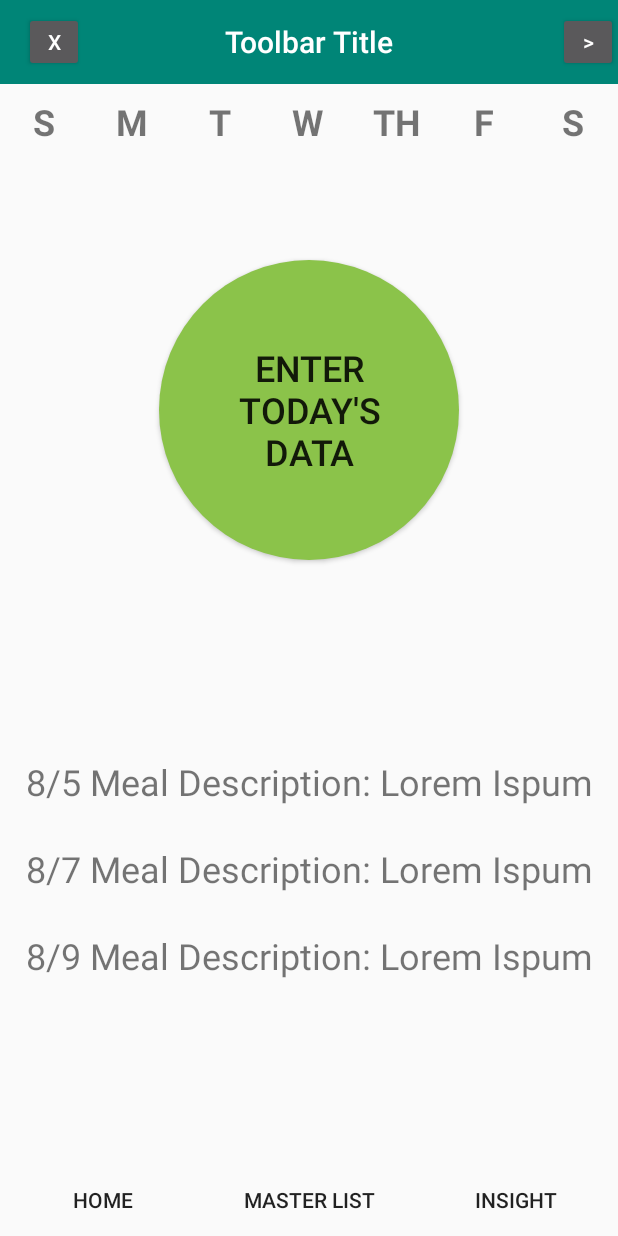
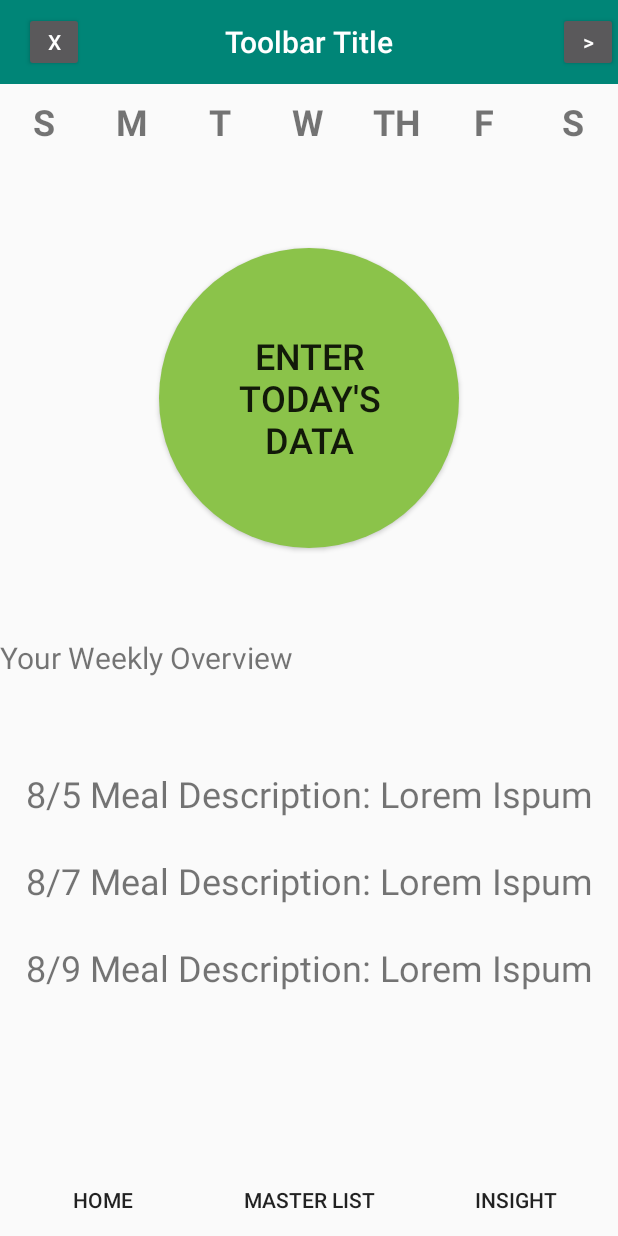
Before and after one commit to kaimalloy/Elimin8, an Android app: the screen it shows after launch (MainActivity), on a phone screen of 412 x 824 dp. Run offline under Robolectric (Android 15) with nearby library versions, the phone set to English and light mode, and no system bars.

Commit message:
Small tiny update: I just added "Your Weekly Overview" on the Dashboard. Forgot to make my own branch so I'm doing a quick commit to the master

```diff
--- a/app/src/main/res/layout/fragment_dashboard.xml
+++ b/app/src/main/res/layout/fragment_dashboard.xml
@@ -25,6 +25,14 @@
 
 
     <TextView
+        android:id="@+id/textView13"
+        android:layout_width="match_parent"
+        android:layout_height="0dp"
+        android:layout_weight=".1"
+        android:text="Your Weekly Overview"
+        android:textSize="20sp"/>
+
+    <TextView
         android:id="@+id/textView"
         android:layout_width="match_parent"
         android:layout_height="0dp"
```
